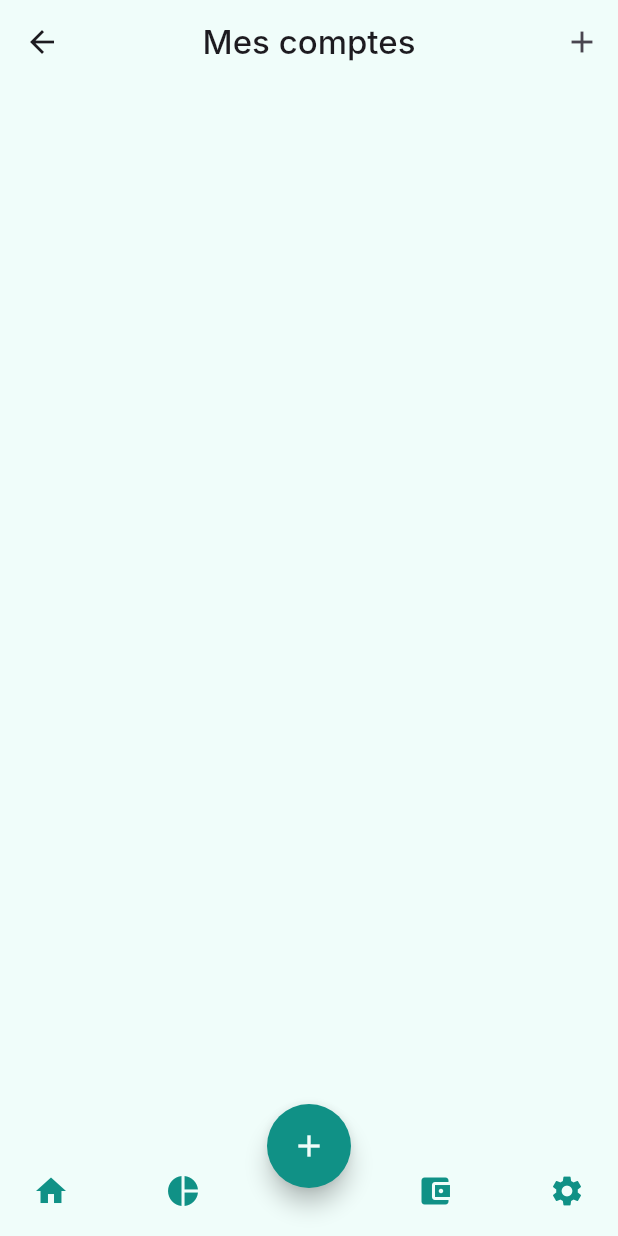
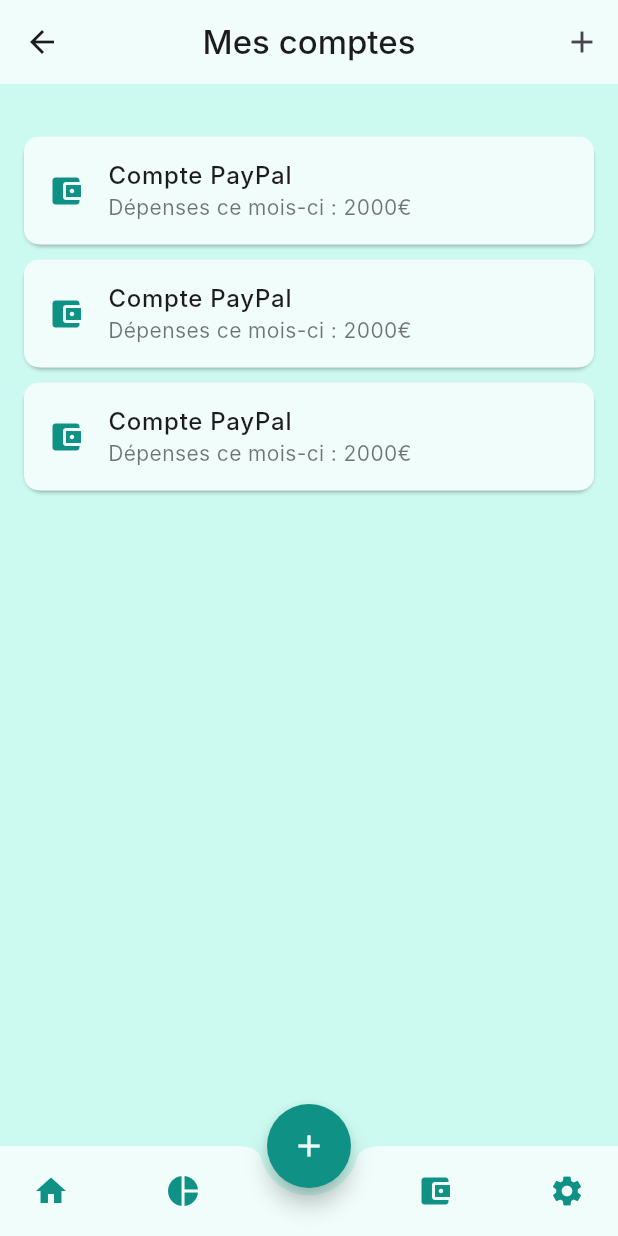
Before and after one commit to UnboringCompany/unboring_money, a Flutter app: the MyAccountsPage screen opened by its route, on a phone screen of 412 x 824 dp. Run offline on Flutter 3.47's test engine with Material 3 defaults, Android fonts, the light colour scheme and no system bars; Roboto replaces fonts that are missing (Inter).

Commit message:
feat: page des comptes

```diff
--- a/lib/screens/my_accounts.dart
+++ b/lib/screens/my_accounts.dart
@@ -1,4 +1,5 @@
 import 'package:flutter/material.dart';
+import 'package:unboring_money/widgets/accounts_list.dart';
 import 'package:unboring_money/widgets/floating_add.dart';
 import 'package:unboring_money/widgets/navbar.dart';
 
@@ -25,14 +26,14 @@
             icon: const Icon(Icons.add),
             onPressed: () {
               //Pop up to add a new account
-              print("Add a new account");
+              Navigator.of(context).pushNamed('/add-account');
             },
           ),
         ],
       ),
       body: Column(
         children: [
-          // Contenu de la page
+          AccountsList(),
         ],
       ),
       floatingActionButton: const FloatingAdd(),
--- /dev/null
+++ b/lib/widgets/account_item.dart
@@ -0,0 +1,81 @@
+import 'package:flutter/material.dart';
+
+class AccountItem extends StatelessWidget {
+  final String name;
+  final double spent;
+  final IconData icon;
+
+  const AccountItem({super.key, required this.name, required this.spent, required this.icon});
+
+  @override
+  Widget build(BuildContext context) {
+    return Card(
+      margin: const EdgeInsets.symmetric(horizontal: 16, vertical: 5),
+      child: ListTile(
+        tileColor: const Color(0xFFF0FDFA),
+        shape: RoundedRectangleBorder(
+          borderRadius: BorderRadius.circular(10),
+        ),
+        leading: Icon(icon, color: const Color(0xFF109186)),
+        title: Text(name, style: const TextStyle(fontSize: 16, fontWeight: FontWeight.w500)),
+        subtitle: Text('Dépenses ce mois-ci : ${spent.toStringAsFixed(0)}€', style: const TextStyle(fontSize: 14, color: Colors.black54)),
+        onTap: () => _showEditDeleteDialog(context),
+      ),
+    );
+  }
+
+  void _showEditDeleteDialog(BuildContext context) {
+    final TextEditingController nameController = TextEditingController(text: name);
+
+    showDialog(
+      context: context,
+      builder: (BuildContext context) {
+        return AlertDialog(
+          title: Text(name),
+          content: Column(
+            mainAxisSize: MainAxisSize.min,
+            children: <Widget>[
+              TextField(
+                decoration: const InputDecoration(labelText: 'Nom du compte'),
+                controller: nameController,
+              ),
+            ],
+          ),
+          actions: <Widget>[
+            TextButton(
+              onPressed: () {
+                // Sauvegardez les modifications ici
+                Navigator.of(context).pop();
+                _editCategory(context, nameController.text);
+              },
+              child: const Text('Sauvegarder'),
+            ),
+            TextButton(
+              onPressed: () {
+                Navigator.of(context).pop();
+                _deleteCategory(context);
+              },
+              child: const Text('Supprimer'),
+            ),
+            TextButton(
+              onPressed: () {
+                Navigator.of(context).pop();
+              },
+              child: const Text('Annuler'),
+            ),
+          ],
+        );
+      },
+    );
+  }
+
+  void _editCategory(BuildContext context, String newName) {
+    // Implémentez la logique pour éditer la catégorie ici
+    print('Compte modifié : $newName');
+  }
+
+  void _deleteCategory(BuildContext context) {
+    // Implémentez la logique pour supprimer la catégorie ici
+    print('Compte supprimée : $name');
+  }
+}
--- /dev/null
+++ b/lib/widgets/accounts_list.dart
@@ -0,0 +1,39 @@
+import 'package:flutter/material.dart';
+import 'package:unboring_money/widgets/account_item.dart';
+import 'package:unboring_money/widgets/category_item.dart';
+
+class AccountsList extends StatefulWidget {
+
+  const AccountsList({super.key});
+
+  @override
+  // ignore: library_private_types_in_public_api
+  _AccountsListState createState() => _AccountsListState();
+}
+
+class _AccountsListState extends State<AccountsList> {
+  bool showUpcomingTransactions = false;
+
+  @override
+  Widget build(BuildContext context) {
+
+    return Expanded(
+      child: Container(
+        color: const Color(0xFFCDFAF0),
+        child: Column(
+          children: [
+            const SizedBox(height: 30),
+            Expanded(
+              child: ListView.builder(
+                itemCount: [1,2,3].length,
+                itemBuilder: (context, index) {
+                  return const AccountItem(name: 'Compte PayPal', spent: 2000, icon: Icons.account_balance_wallet);
+                },
+              ),
+            ),
+          ],
+        ),
+      ),
+    );
+  }
+}
```
